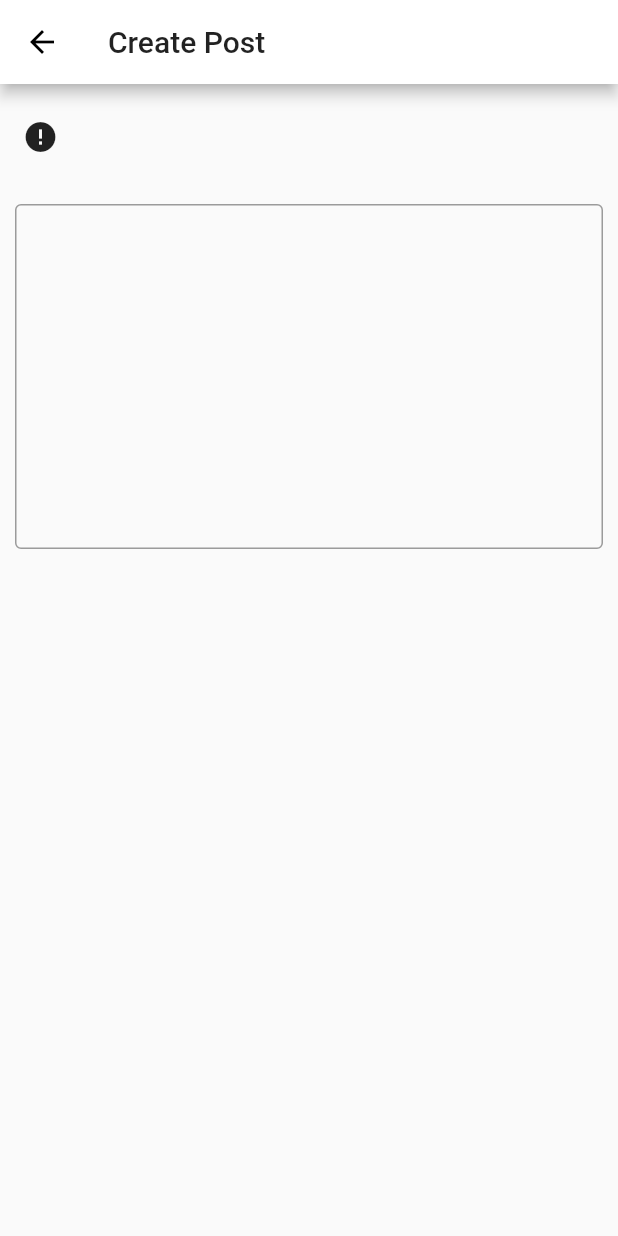
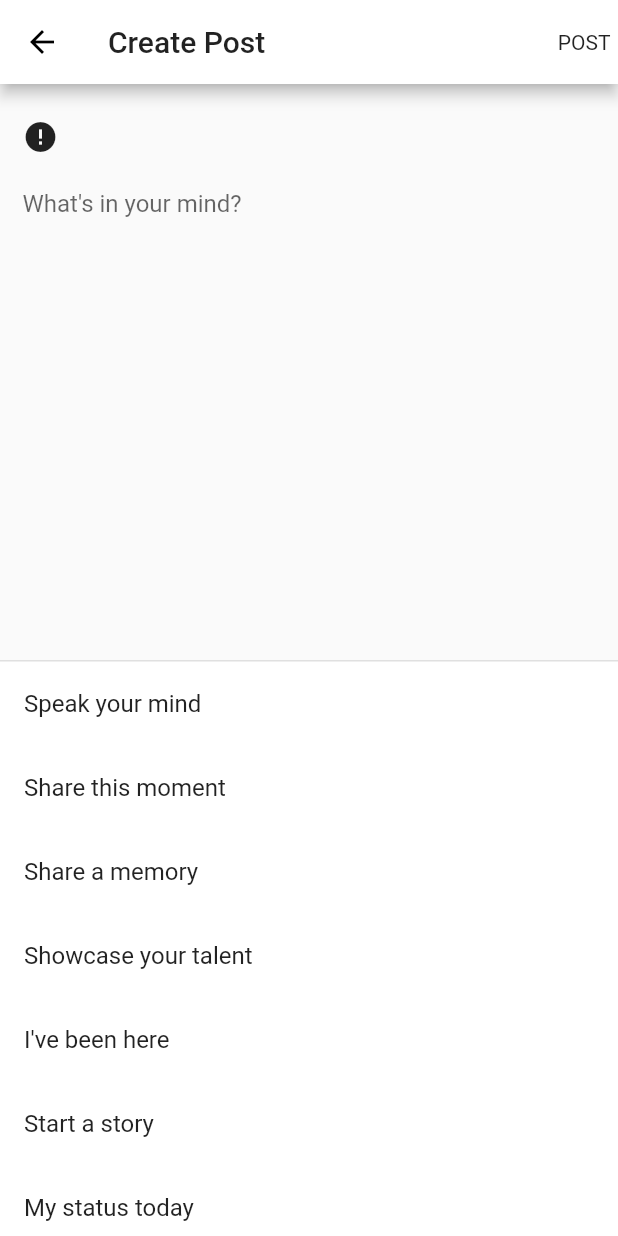
Before and after one commit to Anurag845/Social-Media-Frontend, a Flutter app: the CreatePost screen opened directly, on a phone screen of 412 x 824 dp. Run offline on Flutter 3.47's test engine with Material 2 defaults, Android fonts, the phone set to English and light mode, and no system bars; drawn by our look-alikes of cached_network_image, overlay_support; our stand-ins replace bubble, file, firebase_messaging, flutter_local_notifications, flutter_screenutil, fluttertoast and 14 more; missing offline and left inert: admob_flutter, flutter_sound, pinch_zoom_image_updated; accounts and stored records are empty; network calls fail.

Commit message:
post options

```diff
--- a/lib/pages/CreatePost.dart
+++ b/lib/pages/CreatePost.dart
@@ -13,8 +13,17 @@ class CreatePost extends StatefulWidget {
 class _CreatePostState extends State<CreatePost> {
   UserModel _userModel;
 
+  List<ListTile> options = [];
+
   @override
   void initState() {
+    options.insert(0,ListTile(title: Text("Speak your mind"),onTap: () {},));
+    options.insert(1,ListTile(title: Text("Share this moment"),onTap: () {},));
+    options.insert(2,ListTile(title: Text("Share a memory"),onTap: () {},));
+    options.insert(3,ListTile(title: Text("Showcase your talent"),onTap: () {},));
+    options.insert(4,ListTile(title: Text("I've been here"),onTap: () {},));
+    options.insert(5,ListTile(title: Text("Start a story"),onTap: () {},));
+    options.insert(6,ListTile(title: Text("My status today"),onTap: () {},));
     super.initState();
     _userModel = Provider.of<AuthProvider>(context, listen: false).userModel;
   }
@@ -24,8 +33,29 @@ class _CreatePostState extends State<CreatePost> {
     return Scaffold(
       appBar: AppBar(
         title: Text("Create Post"),
+        actions: <Widget>[
+          Align(
+            alignment: Alignment.centerLeft,
+            child: Padding(
+              padding: EdgeInsets.all(5),
+              child: InkWell(
+                child: Text("POST"),
+                onTap: () {
+
+                },
+              )
+            )
+          )
+        ],
       ),
-      body: SingleChildScrollView(
+      body: Stack(
+        children: <Widget>[
+          SingleChildScrollView(
+            child: Column(
+              mainAxisSize: MainAxisSize.min,
+              children: <Widget> [
+                Flexible(
+                  fit: FlexFit.loose,
                   child: Column(
                     children: <Widget>[
                       Align(
@@ -63,22 +93,53 @@ class _CreatePostState extends State<CreatePost> {
                       Align(
                         alignment: Alignment.center,
                         child: Container(
-                height: 400,
-                padding: EdgeInsets.all(10),
+                          //height: 300,
+                          padding: EdgeInsets.fromLTRB(15,0,15,0),
                           child: TextField(
                             cursorColor: Colors.black,
-                  decoration: InputDecoration(
+                            decoration: InputDecoration.collapsed(
+                              hintText: "What's in your mind?",
+                              hintStyle: TextStyle(fontSize: 16.0)
+                            ),/*InputDecoration(
                               border: new OutlineInputBorder(borderSide: BorderSide(color: Colors.black)),
                               focusedBorder: new OutlineInputBorder(borderSide: BorderSide(color: Colors.black)),
-                  ),
+                            ),*/
                             keyboardType: TextInputType.multiline,
-                  minLines: 10,
+                            minLines: 5,
                             maxLines: null,
                           ),
                         )
                       )
                     ],
+                  ),
+                ),
+              ],
             )
+          ),
+          DraggableScrollableSheet(
+            initialChildSize: 0.5,
+            minChildSize: 0.1,
+            //maxChildSize: 1.0,
+            builder: (context, controller) {
+              return Container(
+                decoration: BoxDecoration(
+                  color: Colors.white,
+                  border: Border(
+                    top: BorderSide(color: Colors.black12)
+                  )
+                ),
+                //color: Colors.white,
+                child: ListView.builder(
+                  controller: controller,
+                  itemCount: options.length,
+                  itemBuilder: (context, index) {
+                    return options[index];
+                  }
+                )
+              );
+            },
+          )
+        ]
       )
     );
   }
--- a/lib/widgets/PostsPageItem.dart
+++ b/lib/widgets/PostsPageItem.dart
@@ -7,6 +7,7 @@ import 'package:flutter/material.dart';
 import 'package:flutter/painting.dart';
 import 'package:font_awesome_flutter/font_awesome_flutter.dart';
 import 'package:google_fonts/google_fonts.dart';
+import 'package:pinch_zoom_image_updated/pinch_zoom_image_updated.dart';
 import 'package:provider/provider.dart';
 import 'package:share/share.dart';
 import 'package:lockdown_diaries/models/PostModel.dart';
@@ -232,7 +233,8 @@ class _PostsPageItemState extends State<PostsPageItem> {
                         )
                       );
                     },
-                    child: CachedNetworkImage(
+                    child: PinchZoomImage(
+                    image: CachedNetworkImage(
                       imageUrl: Constants.USERS_POSTS_IMAGES + widget._postModel.attachments[index].name,
                       placeholder: (c, d) {
                         return Center(
@@ -251,7 +253,7 @@ class _PostsPageItemState extends State<PostsPageItem> {
                         );
                       },
                       fit: BoxFit.contain,
-                    ),
+                    )),
                   ),
                   );
                 },
--- a/pubspec.yaml
+++ b/pubspec.yaml
@@ -52,6 +52,7 @@ dependencies:
   modal_bottom_sheet: ^0.1.5
   image_cropper: ^1.2.1
   admob_flutter: "^1.0.0-beta.2"
+  pinch_zoom_image_updated: ^0.2.6
 
 flutter_icons:
   android: "launcher_icon"
```
Also changed, not shown: pubspec.lock. Lines whose indentation alone changed are shown as unchanged.
